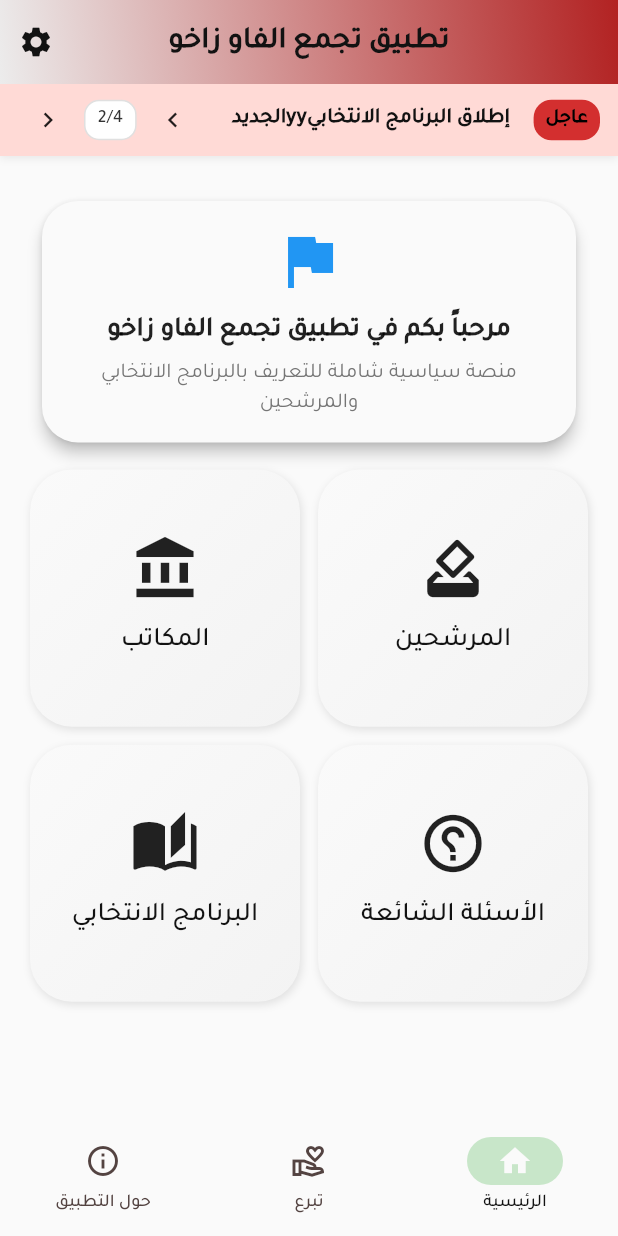
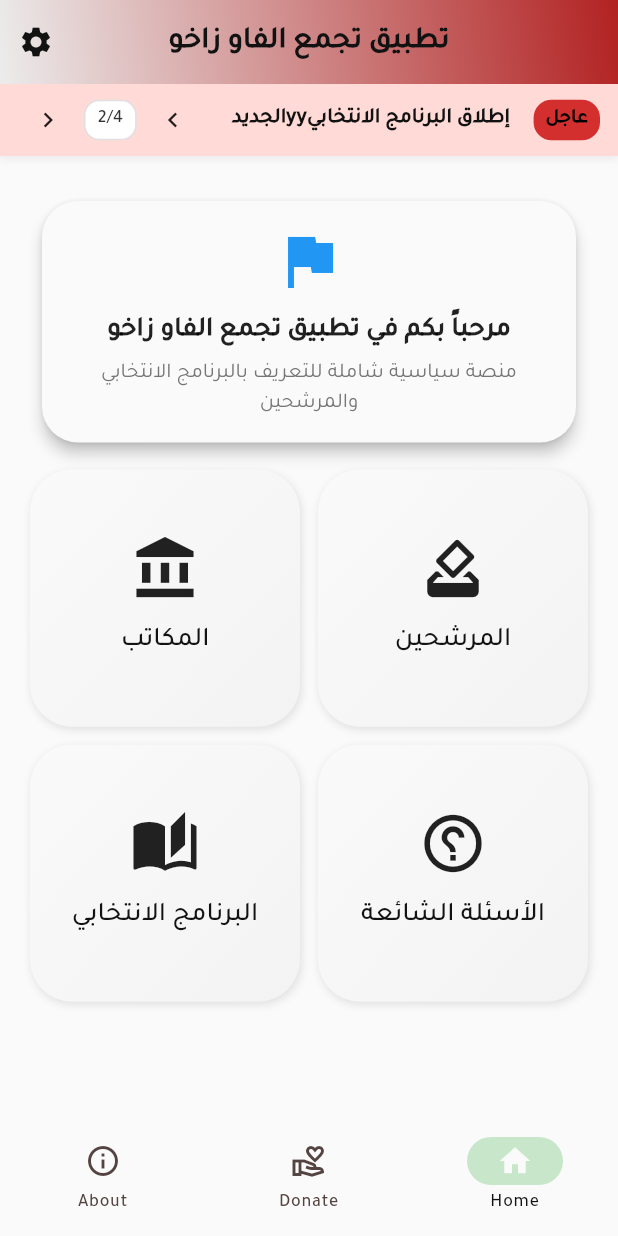
Before and after one commit to mustafakame1992g-arch/al_faw_zakho_new, a Flutter app: the screen it shows after launch, on a phone screen of 412 x 824 dp. Run offline on Flutter 3.47's test engine with Material 3 defaults, Android fonts, the phone set to English and light mode, and no system bars; our stand-ins replace connectivity_plus, dio, equatable, flutter_secure_storage, hive, hive_flutter and 2 more; missing offline and left inert: encrypt; accounts and stored records are empty.

Commit message:
تنظيف المشروع وتحديث الحزم

```diff
--- a/lib/presentation/widgets/fz_bottom_nav.dart
+++ b/lib/presentation/widgets/fz_bottom_nav.dart
@@ -1,18 +1,7 @@
 import 'package:flutter/material.dart';
-import 'package:provider/provider.dart'; // مهم
+import 'package:provider/provider.dart';
 import 'package:al_faw_zakho/core/navigation/navigation_service.dart';
-import 'package:al_faw_zakho/core/localization/app_localizations.dart';
 
-
-INavigationService _getNav(BuildContext context) {
-  try {
-    // ✅ لازم النوع غير nullable ليتطابق مع Provider<INavigationService>
-    return Provider.of<INavigationService>(context, listen: false);
-  } catch (_) {
-    // ✅ Fallback لو ما كان فيه Provider في الشجرة (مثل التشغيل العادي)
-    return NavigationService();
-  }
-}
 enum FZTab { home, donate, about }
 
 class FZBottomNav extends StatelessWidget {
@@ -27,34 +16,39 @@ class FZBottomNav extends StatelessWidget {
 
   @override
   Widget build(BuildContext context) {
-  final t = AppLocalizations.of(context);
-  final nav = _getNav(context); // ← بدّل السطرين السابقين بهذا
-
     return NavigationBar(
       selectedIndex: _selectedIndex,
       onDestinationSelected: (i) {
         if (i == _selectedIndex) return;
+
+        final nav = Provider.of<INavigationService>(context, listen: false);
         switch (i) {
-        case 0: nav.goHome(context); break;
-        case 1: nav.goDonate(context); break;
-        case 2: nav.goAbout(context); break;
+          case 0:
+            nav.goHome(context);
+            break;
+          case 1:
+            nav.goDonate(context);
+            break;
+          case 2:
+            nav.goAbout(context);
+            break;
         }
       },
-  destinations: [
+      destinations: const [
         NavigationDestination(
-      icon: const Icon(Icons.home_outlined, key: ValueKey('tab_home')),
-      selectedIcon: const Icon(Icons.home, key: ValueKey('tab_home')),
-      label: t.translate('home'),
+          icon: Icon(Icons.home_outlined),
+          selectedIcon: Icon(Icons.home),
+          label: 'Home',
         ),
         NavigationDestination(
-      icon: const Icon(Icons.volunteer_activism_outlined, key: ValueKey('tab_donate')),
-      selectedIcon: const Icon(Icons.volunteer_activism, key: ValueKey('tab_donate')),
-      label: t.translate('donate'),
+          icon: Icon(Icons.volunteer_activism_outlined),
+          selectedIcon: Icon(Icons.volunteer_activism),
+          label: 'Donate',
         ),
         NavigationDestination(
-      icon: const Icon(Icons.info_outline, key: ValueKey('tab_about')),
-      selectedIcon: const Icon(Icons.info, key: ValueKey('tab_about')),
-      label: t.translate('about_app'),
+          icon: Icon(Icons.info_outline),
+          selectedIcon: Icon(Icons.info),
+          label: 'About',
         ),
       ],
     );
```
Also changed, not shown: 2 other files. Lines whose indentation alone changed are shown as unchanged.
